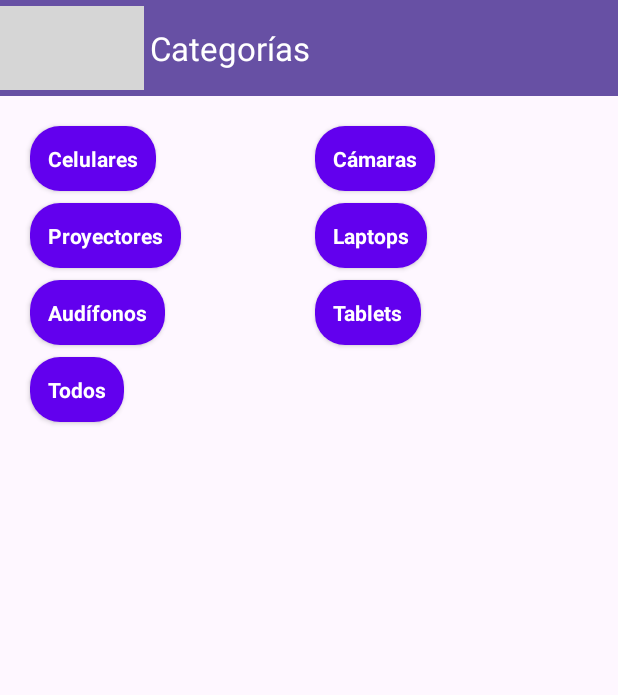
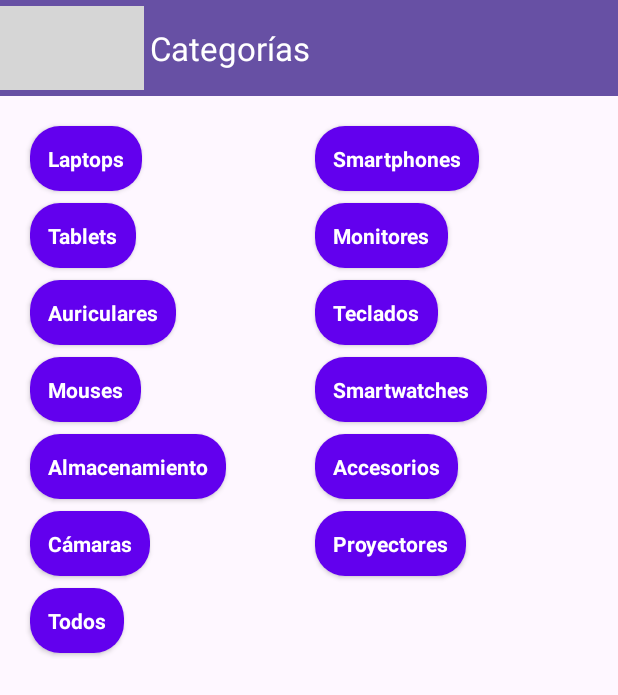
Before and after one commit to RenzoRCDev/XDigital, an Android app: the screen it shows after launch (CategoriasActivity), item 2 of the bottom bar chosen, on a phone screen of 412 x 824 dp. Shown: the top 695 px of the screen. Run offline under Robolectric (Android 15) with nearby library versions, the phone set to English and light mode, and no system bars; pictures from the network do not load; grey boxes are pictures that could not be loaded.

```diff
--- a/android app/app/src/main/java/com/upc/myapplication/CategoriasActivity.kt
+++ b/android app/app/src/main/java/com/upc/myapplication/CategoriasActivity.kt
@@ -2,17 +2,23 @@ package com.upc.myapplication
 
 import android.content.Intent
 import android.os.Bundle
+import android.widget.Toast
 import androidx.appcompat.app.AppCompatActivity
 import androidx.recyclerview.widget.GridLayoutManager
 import androidx.recyclerview.widget.RecyclerView
 import com.google.android.material.appbar.MaterialToolbar
 import com.upc.myapplication.adaptadores.AdaptadorCategorias
+import com.upc.myapplication.datos.RepositorioProductosAWS
 import com.upc.myapplication.modelo.CategoriaProducto
+import kotlinx.coroutines.CoroutineScope
+import kotlinx.coroutines.Dispatchers
+import kotlinx.coroutines.launch
 
 class CategoriasActivity : AppCompatActivity() {
 
     private lateinit var adaptadorCategorias: AdaptadorCategorias
     private lateinit var recyclerCategorias: RecyclerView
+    private val repositorioAWS = RepositorioProductosAWS()
 
     override fun onCreate(savedInstanceState: Bundle?) {
         super.onCreate(savedInstanceState)
@@ -35,18 +41,43 @@ class CategoriasActivity : AppCompatActivity() {
     }
 
     private fun configurarRecyclerView() {
+        // Cargar categorías desde la API
+        cargarCategorias()
+    }
+
+    private fun cargarCategorias() {
+        CoroutineScope(Dispatchers.Main).launch {
+            try {
+                val categorias = repositorioAWS.obtenerTodasLasCategorias()
                 adaptadorCategorias = AdaptadorCategorias(
-            CategoriaProducto.values().toList()
+                    categorias
                 ) { categoria ->
                     // Regresar a la pantalla principal con la categoría seleccionada
-            val intent = Intent(this, MainActivity::class.java)
+                    val intent = Intent(this@CategoriasActivity, MainActivity::class.java)
                     intent.putExtra("categoria_seleccionada", categoria.name)
                     startActivity(intent)
                     finish()
                 }
 
-        recyclerCategorias.layoutManager = GridLayoutManager(this, 2)
+                recyclerCategorias.layoutManager = GridLayoutManager(this@CategoriasActivity, 2)
                 recyclerCategorias.adapter = adaptadorCategorias
+            } catch (e: Exception) {
+                Toast.makeText(this@CategoriasActivity, "Error al cargar categorías: ${e.message}", Toast.LENGTH_SHORT).show()
+                // Usar categorías por defecto en caso de error
+                val categoriasPorDefecto = CategoriaProducto.values().toList()
+                adaptadorCategorias = AdaptadorCategorias(
+                    categoriasPorDefecto
+                ) { categoria ->
+                    val intent = Intent(this@CategoriasActivity, MainActivity::class.java)
+                    intent.putExtra("categoria_seleccionada", categoria.name)
+                    startActivity(intent)
+                    finish()
+                }
+
+                recyclerCategorias.layoutManager = GridLayoutManager(this@CategoriasActivity, 2)
+                recyclerCategorias.adapter = adaptadorCategorias
+            }
+        }
     }
 
     override fun onSupportNavigateUp(): Boolean {
--- a/android app/app/src/main/java/com/upc/myapplication/MainActivity.kt
+++ b/android app/app/src/main/java/com/upc/myapplication/MainActivity.kt
@@ -77,9 +77,9 @@ class MainActivity : AppCompatActivity() {
     }
 
     private fun configurarRecyclerViews() {
-        // Configurar RecyclerView de categorías
+        // Configurar RecyclerView de categorías (se cargará desde la API)
         adaptadorCategorias = AdaptadorCategorias(
-            CategoriaProducto.values().toList()
+            emptyList()
         ) { categoria ->
             filtrarPorCategoria(categoria)
         }
@@ -151,8 +151,46 @@ class MainActivity : AppCompatActivity() {
     }
 
     private fun cargarDatosIniciales() {
-        mostrarTodosLosProductos()
+        cargarCategorias()
+
+        // Verificar si se seleccionó una categoría específica
+        val categoriaSeleccionada = intent.getStringExtra("categoria_seleccionada")
+        if (categoriaSeleccionada != null) {
+            try {
+                val categoria = CategoriaProducto.valueOf(categoriaSeleccionada)
+                filtrarPorCategoria(categoria)
+            } catch (e: Exception) {
+                mostrarTodosLosProductos()
+            }
+        } else {
+            mostrarTodosLosProductos()
+        }
+
         actualizarContadorCarrito()
+    }
+
+    private fun cargarCategorias() {
+        CoroutineScope(Dispatchers.Main).launch {
+            try {
+                val categorias = repositorioAWS.obtenerTodasLasCategorias()
+                adaptadorCategorias = AdaptadorCategorias(
+                    categorias
+                ) { categoria ->
+                    filtrarPorCategoria(categoria)
+                }
+                recyclerCategorias.adapter = adaptadorCategorias
+            } catch (e: Exception) {
+                Toast.makeText(this@MainActivity, "Error al cargar categorías: ${e.message}", Toast.LENGTH_SHORT).show()
+                // Usar categorías por defecto en caso de error
+                val categoriasPorDefecto = CategoriaProducto.values().toList()
+                adaptadorCategorias = AdaptadorCategorias(
+                    categoriasPorDefecto
+                ) { categoria ->
+                    filtrarPorCategoria(categoria)
+                }
+                recyclerCategorias.adapter = adaptadorCategorias
+            }
+        }
     }
 
     private fun mostrarTodosLosProductos() {
--- a/android app/app/src/main/java/com/upc/myapplication/api/ProductoApiService.kt
+++ b/android app/app/src/main/java/com/upc/myapplication/api/ProductoApiService.kt
@@ -1,5 +1,6 @@
 package com.upc.myapplication.api
 
+import com.upc.myapplication.modelo.CategoriaAWS
 import com.upc.myapplication.modelo.ProductoAWS
 import com.upc.myapplication.modelo.ProductoImagen
 import retrofit2.Response
@@ -13,4 +14,10 @@ interface ProductoApiService {
 
     @GET("listarimagenes")
     suspend fun obtenerImagenesProducto(@Query("id") id: String): Response<List<ProductoImagen>>
+
+    @GET("listarcategorias")
+    suspend fun obtenerTodasLasCategorias(): Response<List<CategoriaAWS>>
+
+    @GET("buscarproductos")
+    suspend fun buscarProductos(@Query("texto") texto: String): Response<List<ProductoAWS>>
 }
--- a/android app/app/src/main/java/com/upc/myapplication/modelo/Producto.kt
+++ b/android app/app/src/main/java/com/upc/myapplication/modelo/Producto.kt
@@ -16,11 +16,17 @@ data class Producto(
 ) : Serializable
 
 enum class CategoriaProducto(val nombre: String) : Serializable {
-    CELULARES("Celulares"),
+    LAPTOPS("Laptops"),
+    CELULARES("Smartphones"),
+    TABLETS("Tablets"),
+    MONITORES("Monitores"),
+    AUDIFONOS("Auriculares"),
+    TECLADOS("Teclados"),
+    MOUSES("Mouses"),
+    SMARTWATCHES("Smartwatches"),
+    ALMACENAMIENTO("Almacenamiento"),
+    ACCESORIOS("Accesorios"),
     CAMARAS("Cámaras"),
     PROYECTORES("Proyectores"),
-    LAPTOPS("Laptops"),
-    AUDIFONOS("Audífonos"),
-    TABLETS("Tablets"),
     TODOS("Todos")
 }
```
Also changed, not shown: android app/app/src/main/java/com/upc/myapplication/datos/RepositorioProductosAWS.kt (+22 -6 lines), android app/app/src/main/java/com/upc/myapplication/modelo/CategoriaAWS.kt (added, +30 -0 lines), android app/app/src/main/java/com/upc/myapplication/modelo/ProductoAWS.kt (+9 -3 lines). Lines whose indentation alone changed are shown as unchanged.
